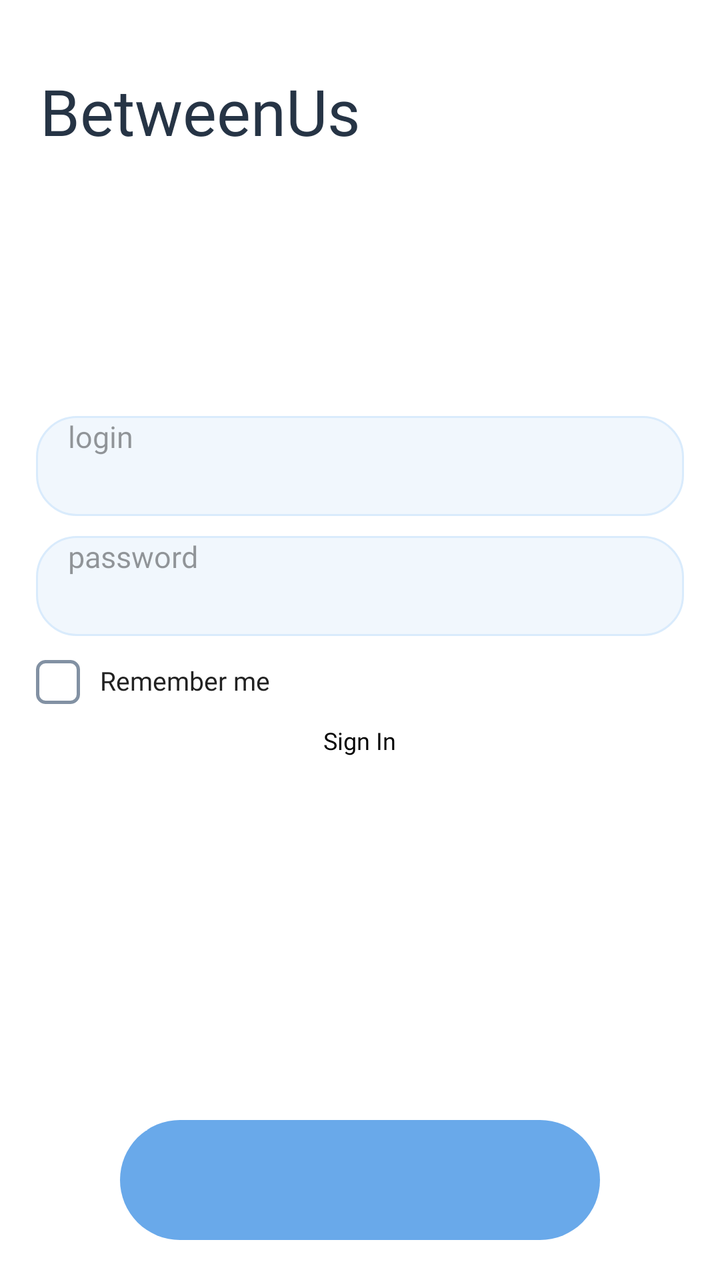
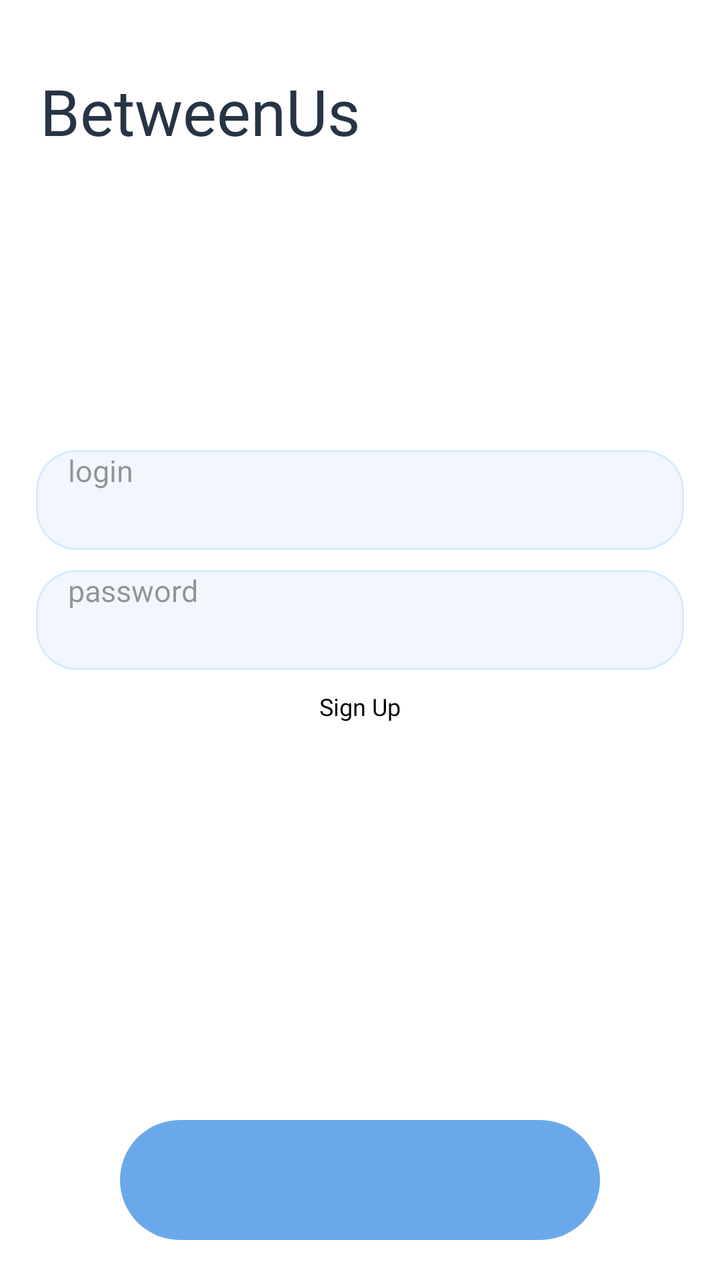

Compare the two renders of this Android layout. The source of the first and the diff that turns it into the second are given below.
<!-- AndroidManifest.xml: application theme Theme.App.Starting -->
<!-- res/layout/login_activity.xml -->
<?xml version="1.0" encoding="utf-8"?>
    <FrameLayout xmlns:android="http://schemas.android.com/apk/res/android"
        android:orientation="vertical"
        android:layout_width="match_parent"
        android:layout_height="match_parent">
        <TextView
            android:id="@+id/icon"
            android:layout_width="wrap_content"
            android:layout_height="wrap_content"
            android:textColor="#263445"
            android:fontFamily="@font/coolvetica"
            android:text="@string/psycho"
            android:textSize="32sp"
            android:layout_marginStart="20dp"
            android:layout_marginTop="34dp"/>
        <LinearLayout
            android:layout_marginBottom="24dp"
            android:layout_gravity="center"
            android:layout_width="match_parent"
            android:layout_height="wrap_content"
            android:orientation="vertical">
            <EditText
                android:textSize="15dp"
                android:fontFamily="@font/geistmedium"
                android:textCursorDrawable="@color/black"
                android:hint="@string/login"
                android:textColor="@color/black"
                android:textColorHint="@color/black40"
                android:paddingLeft="16dp"
                android:id="@+id/login_space"
                android:layout_height="50dp"
                android:layout_width="match_parent"
                android:layout_marginLeft="18dp"
                android:layout_marginRight="18dp"
                android:background="@drawable/round_block"/>
            <EditText
                android:textSize="15dp"
                android:inputType="textPassword"
                android:fontFamily="@font/geistmedium"
                android:textCursorDrawable="@color/black"
                android:hint="@string/password"
                android:textColor="@color/black"
                android:textColorHint="@color/black40"
                android:paddingLeft="16dp"
                android:layout_marginTop="10dp"
                android:id="@+id/password_space"
                android:layout_height="50dp"
                android:layout_width="match_parent"
                android:layout_marginLeft="18dp"
                android:layout_marginRight="18dp"
                android:background="@drawable/round_block"/>
            <CheckBox
                android:id="@+id/cb_remember_me"
                android:layout_width="wrap_content"
                android:layout_height="wrap_content"
                android:layout_marginLeft="18dp"
                android:layout_marginStart="18dp"
                android:layout_marginTop="12dp"
                android:fontFamily="@font/geistmedium"
                android:text="@string/rememberme"
                android:textColor="@color/black"
                android:textSize="13sp"
                android:button="@drawable/checkbox"
                android:buttonTint="@null"
                android:gravity="center_vertical"
                android:minWidth="0dp"
                android:minHeight="0dp"
                android:paddingStart="10dp"
                android:paddingLeft="10dp"
                android:paddingTop="0dp"
                android:paddingBottom="0dp"
                android:includeFontPadding="false"/>
            <Button
                android:fontFamily="@font/geistmedium"
                android:background="@null"
                android:layout_marginTop="10dp"
                android:layout_gravity="center"
                android:textAllCaps="false"
                android:id="@+id/btn_go_to_reg"
                android:layout_width="wrap_content"
                android:layout_height="22dp"
                android:text="@string/signed_in"
                android:stateListAnimator="@null"
                android:textSize="12sp" />

        </LinearLayout>
        <Button
            android:stateListAnimator="@null"
            android:elevation="0dp"
            android:layout_marginBottom="20dp"
            android:layout_gravity="bottom"
            android:textAllCaps="false"
            android:layout_width="match_parent"
            android:layout_marginRight="60dp"
            android:layout_marginLeft="60dp"
            android:layout_height="60dp"
            android:background="@drawable/blue2_round_button"
            android:text="@string/login_for_button"
            android:id="@+id/login_btn"
            android:textColor="@color/background_color"
            android:fontFamily="@font/geistmedium"/>
    </FrameLayout>
<!-- resources referenced by this layout -->
<resources>
  <color name="background_color">#FFFFFF</color>
  <color name="black">#212121</color>
  <color name="black40">#66000000</color>
  <!-- drawable blue2_round_button (drawable) -->
  <?xml version="1.0" encoding="utf-8"?>
  <shape xmlns:android="http://schemas.android.com/apk/res/android">
      <solid android:color="#69A9EA"/>
      <corners android:radius="50dp"/>
  </shape>
  <!-- drawable checkbox (drawable) -->
  <?xml version="1.0" encoding="utf-8"?>
  <selector xmlns:android="http://schemas.android.com/apk/res/android">
  
      
      <item android:state_checked="true">
          <layer-list>
  
              
              <item>
                  <shape android:shape="rectangle">
                      <size
                          android:width="22dp"
                          android:height="22dp"/>
                      <corners android:radius="4dp"/>
                      <solid android:color="@android:color/transparent"/>
                      <stroke
                          android:width="1.5dp"
                          android:color="#347FC4"/>
                  </shape>
              </item>
  
              
              <item
                  android:drawable="@drawable/ic_check_blue"
                  android:top="2dp"
                  android:bottom="2dp"
                  android:left="2dp"
                  android:right="2dp"/>
  
          </layer-list>
      </item>
  
      
      <item>
          <shape android:shape="rectangle">
              <size
                  android:width="22dp"
                  android:height="22dp"/>
              <corners android:radius="4dp"/>
              <solid android:color="@android:color/transparent"/>
              <stroke
                  android:width="1.5dp"
                  android:color="#8291A3"/>
          </shape>
      </item>
  
  </selector>
  <!-- drawable round_block (drawable) -->
  <?xml version="1.0" encoding="utf-8"?>
  <shape xmlns:android="http://schemas.android.com/apk/res/android">
      <solid android:color="#F1F7FD"/>
      <corners android:radius="20dp"/>
      <stroke
          android:width="1dp"
          android:color="#D9EBFC"/>
  </shape>
  <string name="login">login</string>
  <string name="login_for_button">Log In</string>
  <string name="password">password</string>
  <string name="psycho">BetweenUs</string>
  <string name="rememberme">Remember me</string>
  <string name="signed_in">Sign In</string>
  <style name="Theme.App.Starting" parent="Theme.SplashScreen">
          <item name="windowSplashScreenBackground">@color/background_color</item>
          <item name="windowSplashScreenAnimatedIcon">@drawable/icon_app_psycho_svg</item>
          <item name="postSplashScreenTheme">@style/Theme.PsychoApp</item>
      </style>
  <!-- drawable ic_check_blue (drawable) -->
  <vector xmlns:android="http://schemas.android.com/apk/res/android"
      android:width="18dp"
      android:height="18dp"
      android:viewportWidth="24"
      android:viewportHeight="24">
  
      <path
          android:fillColor="#347FC4"
          android:pathData="M9,16.17L4.83,12l-1.42,1.41L9,19 21,7l-1.41,-1.41z"/>
  
  </vector>
  <!-- drawable icon_app_psycho_svg: vector/xml drawable (drawable, 4124 chars, omitted) -->
  <style name="Theme.PsychoApp" parent="Theme.AppCompat.Light.NoActionBar">
          <item name="android:statusBarColor">@color/fullblack</item>
          <item name="android:navigationBarColor">@color/fullblack</item>
          <item name="windowActionBar">false</item>
          <item name="windowNoTitle">true</item>
          <item name="colorControlActivated">@color/background_color</item>
          <item name="colorControlNormal">@color/black40</item>
          <item name="android:windowBackground">@color/background_color</item>
      </style>
  <color name="fullblack">#0E0E0E</color>
</resources>

<!-- the commit's change to res/layout/login_activity.xml (unified diff, before → after) -->
@@ -49,27 +49,6 @@
                 android:layout_marginLeft="18dp"
                 android:layout_marginRight="18dp"
                 android:background="@drawable/round_block"/>
-            <CheckBox
-                android:id="@+id/cb_remember_me"
-                android:layout_width="wrap_content"
-                android:layout_height="wrap_content"
-                android:layout_marginLeft="18dp"
-                android:layout_marginStart="18dp"
-                android:layout_marginTop="12dp"
-                android:fontFamily="@font/geistmedium"
-                android:text="@string/rememberme"
-                android:textColor="@color/black"
-                android:textSize="13sp"
-                android:button="@drawable/checkbox"
-                android:buttonTint="@null"
-                android:gravity="center_vertical"
-                android:minWidth="0dp"
-                android:minHeight="0dp"
-                android:paddingStart="10dp"
-                android:paddingLeft="10dp"
-                android:paddingTop="0dp"
-                android:paddingBottom="0dp"
-                android:includeFontPadding="false"/>
             <Button
                 android:fontFamily="@font/geistmedium"
                 android:background="@null"
@@ -82,7 +61,6 @@
                 android:text="@string/signed_in"
                 android:stateListAnimator="@null"
                 android:textSize="12sp" />
-
         </LinearLayout>
         <Button
             android:stateListAnimator="@null"
<!-- resource entries referenced after the edit -->
@@ -9,54 +9,6 @@
       <solid android:color="#69A9EA"/>
       <corners android:radius="50dp"/>
   </shape>
-  <!-- drawable checkbox (drawable) -->
-  <?xml version="1.0" encoding="utf-8"?>
-  <selector xmlns:android="http://schemas.android.com/apk/res/android">
-  
-      
-      <item android:state_checked="true">
-          <layer-list>
-  
-              
-              <item>
-                  <shape android:shape="rectangle">
-                      <size
-                          android:width="22dp"
-                          android:height="22dp"/>
-                      <corners android:radius="4dp"/>
-                      <solid android:color="@android:color/transparent"/>
-                      <stroke
-                          android:width="1.5dp"
-                          android:color="#347FC4"/>
-                  </shape>
-              </item>
-  
-              
-              <item
-                  android:drawable="@drawable/ic_check_blue"
-                  android:top="2dp"
-                  android:bottom="2dp"
-                  android:left="2dp"
-                  android:right="2dp"/>
-  
-          </layer-list>
-      </item>
-  
-      
-      <item>
-          <shape android:shape="rectangle">
-              <size
-                  android:width="22dp"
-                  android:height="22dp"/>
-              <corners android:radius="4dp"/>
-              <solid android:color="@android:color/transparent"/>
-              <stroke
-                  android:width="1.5dp"
-                  android:color="#8291A3"/>
-          </shape>
-      </item>
-  
-  </selector>
   <!-- drawable round_block (drawable) -->
   <?xml version="1.0" encoding="utf-8"?>
   <shape xmlns:android="http://schemas.android.com/apk/res/android">
@@ -70,25 +22,12 @@
   <string name="login_for_button">Log In</string>
   <string name="password">password</string>
   <string name="psycho">BetweenUs</string>
-  <string name="rememberme">Remember me</string>
-  <string name="signed_in">Sign In</string>
+  <string name="signed_in">Sign Up</string>
   <style name="Theme.App.Starting" parent="Theme.SplashScreen">
           <item name="windowSplashScreenBackground">@color/background_color</item>
           <item name="windowSplashScreenAnimatedIcon">@drawable/icon_app_psycho_svg</item>
           <item name="postSplashScreenTheme">@style/Theme.PsychoApp</item>
       </style>
-  <!-- drawable ic_check_blue (drawable) -->
-  <vector xmlns:android="http://schemas.android.com/apk/res/android"
-      android:width="18dp"
-      android:height="18dp"
-      android:viewportWidth="24"
-      android:viewportHeight="24">
-  
-      <path
-          android:fillColor="#347FC4"
-          android:pathData="M9,16.17L4.83,12l-1.42,1.41L9,19 21,7l-1.41,-1.41z"/>
-  
-  </vector>
   <!-- drawable icon_app_psycho_svg: vector/xml drawable (drawable, 4124 chars, omitted) -->
   <style name="Theme.PsychoApp" parent="Theme.AppCompat.Light.NoActionBar">
           <item name="android:statusBarColor">@color/fullblack</item>
